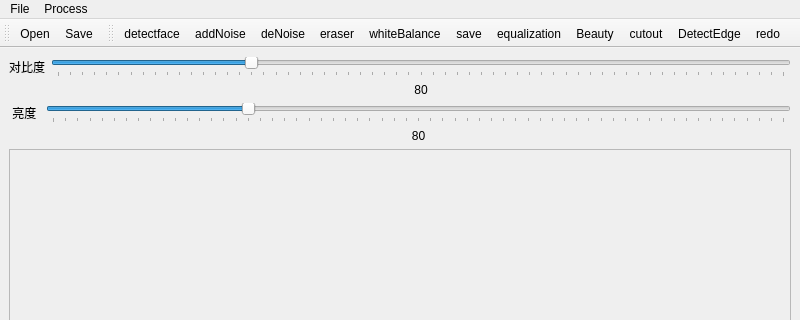
The window that design.ui (junpeiz/mini-PS) describes before a commit, drawn with Qt 5; both pictures show x 0 to 800 and y 0 to 320 of the 800 by 593 pixel window.
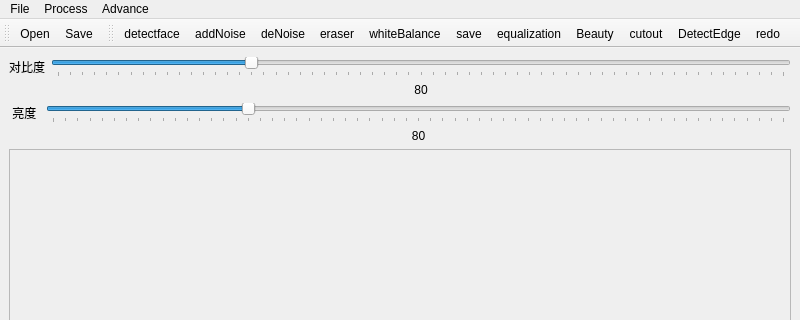
The same window after the commit. Icons and pictures are not drawn.

Patch:
```diff
--- a/design.ui
+++ b/design.ui
@@ -201,9 +201,17 @@
     <addaction name="actionCutout"/>
     <addaction name="actionDetectEdge"/>
     <addaction name="actionRedo"/>
+    <addaction name="actionImageMatch"/>
+   </widget>
+   <widget class="QMenu" name="menuAdvance">
+    <property name="title">
+     <string>Advance</string>
+    </property>
+    <addaction name="actionStitch"/>
    </widget>
    <addaction name="menuFile"/>
    <addaction name="menuProcess"/>
+   <addaction name="menuAdvance"/>
   </widget>
   <widget class="QStatusBar" name="statusbar"/>
   <widget class="QToolBar" name="toolBar">
```
Left out of the diff: 28 changed lines with no effect on the pictures.
